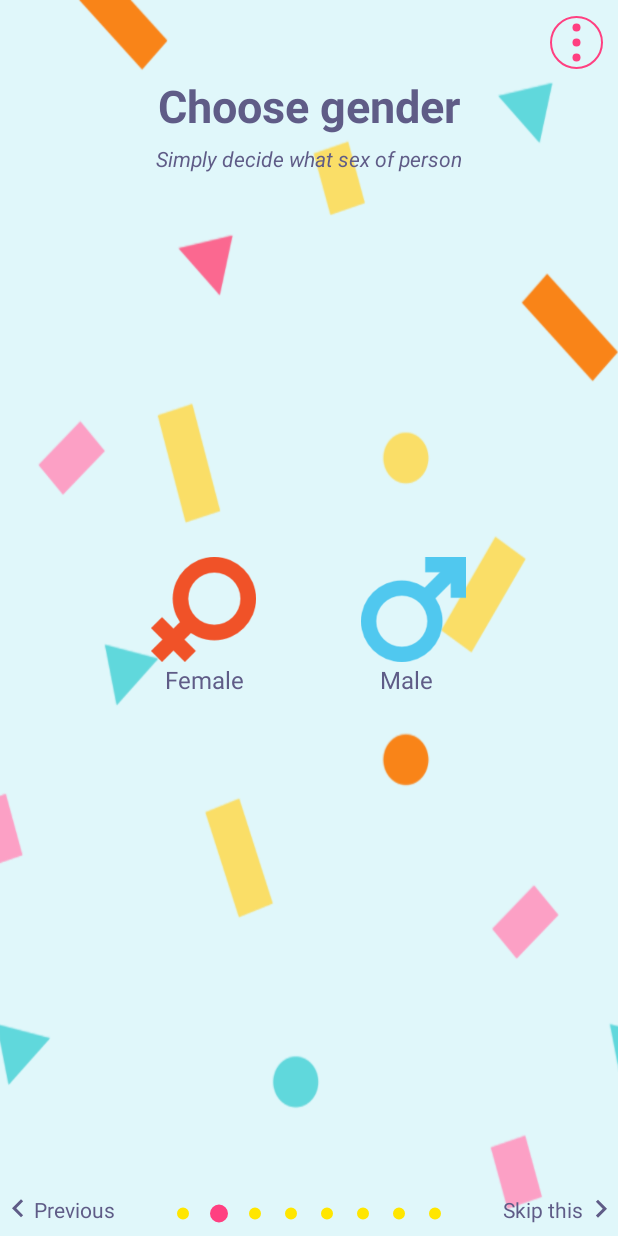
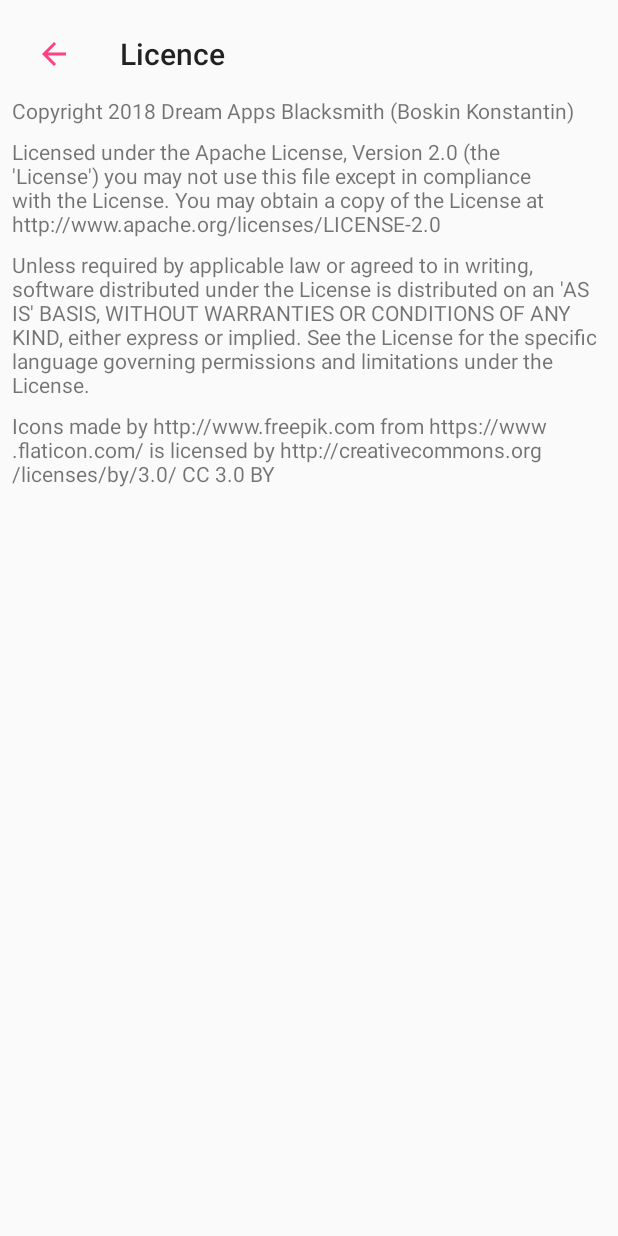
Before and after one commit to kboskin/PresentGO, an Android app: the screen it shows after launch (MainActivity before the commit, CreditsActivity after it), in the options menu, after a tap on "About application", on a phone screen of 412 x 824 dp. Run offline under Robolectric (Android 15) with nearby library versions, the light colour scheme and no system bars; our stand-ins replace AdMob, EventBus; libraries missing offline, so code that uses them is left out: uk.co.deanwild; 12 statements that could not run were skipped.

Commit message:
- Added app's credits - Added settings activity - Fixed little bug with buttons in MainActivity

```diff
--- /dev/null
+++ b/app/src/main/java/com/blacksmithdreamapps/presentgo/activities/CreditsActivity.kt
@@ -0,0 +1,42 @@
+package com.blacksmithdreamapps.presentgo.activities
+
+import android.os.Bundle
+import android.support.v7.app.AppCompatActivity
+import android.view.MenuItem
+import com.blacksmithdreamapps.presentgo.R
+import kotlinx.android.synthetic.main.activity_credits.*
+
+/**
+ * Developed and designed by Dream Apps Blacksmith
+ * Code author is Boskin Kostya
+ * On 027 27.03.2018
+ */
+class CreditsActivity : AppCompatActivity() {
+
+    override fun onCreate(savedInstanceState: Bundle?) {
+        super.onCreate(savedInstanceState)
+        setContentView(R.layout.activity_credits)
+
+        // no title
+        credits_tool_bar.title = getString(R.string.licence)
+        setSupportActionBar(credits_tool_bar)
+
+        // enable back home button
+        supportActionBar!!.setDisplayHomeAsUpEnabled(true);
+    }
+
+    override fun onOptionsItemSelected(item: MenuItem?): Boolean {
+        return when (item!!.itemId) {
+            android.R.id.home -> {
+                // close this activity and return to preview activity (if there is any)
+                finish();
+                true
+            }
+        /*R.id.help -> {
+            showHelp()
+            return true
+        }*/
+            else -> super.onOptionsItemSelected(item)
+        }
+    }
+}
--- a/app/src/main/java/com/blacksmithdreamapps/presentgo/activities/GiftActivity.kt
+++ b/app/src/main/java/com/blacksmithdreamapps/presentgo/activities/GiftActivity.kt
@@ -15,7 +15,7 @@
 import com.blacksmithdreamapps.presentgo.DataBaseHelper
 import com.blacksmithdreamapps.presentgo.R
 import com.blacksmithdreamapps.presentgo.SimpleGiftModel
-import com.blacksmithdreamapps.presentgo.settings.SettingsActivity
+import com.blacksmithdreamapps.presentgo.activities.settings.SettingsActivity
 import com.google.android.gms.ads.AdRequest
 import com.google.android.gms.ads.AdView
 import com.google.android.gms.ads.MobileAds
--- a/app/src/main/java/com/blacksmithdreamapps/presentgo/activities/MainActivity.kt
+++ b/app/src/main/java/com/blacksmithdreamapps/presentgo/activities/MainActivity.kt
@@ -15,8 +15,8 @@
 import android.widget.RelativeLayout
 import com.blacksmithdreamapps.presentgo.Constants
 import com.blacksmithdreamapps.presentgo.R
+import com.blacksmithdreamapps.presentgo.activities.settings.SettingsActivity
 import com.blacksmithdreamapps.presentgo.events.PagerPasserEvent
-import com.blacksmithdreamapps.presentgo.settings.SettingsActivity
 import com.blacksmithdreamapps.presentgo.viewpager.NonSwipableViewPager
 import com.google.android.gms.ads.*
 import com.kosboss.gogift.viewpager.PagesAdapter
@@ -134,6 +134,10 @@
                 startActivity(Intent(MainActivity@ this, SettingsActivity::class.java));
                 return true
             }
+            R.id.action_credits ->{
+                startActivity(Intent(MainActivity@ this, CreditsActivity::class.java))
+                return true
+            }
         /*R.id.help -> {
             showHelp()
             return true
@@ -166,10 +170,10 @@
 
         sequence.setConfig(config)
 
-        sequence.addSequenceItem(forwardButton,
+        sequence.addSequenceItem(previousButton,
                 getString(R.string.button_back), getString(R.string.got_it_text))
 
-        sequence.addSequenceItem(previousButton,
+        sequence.addSequenceItem(forwardButton,
                 getString(R.string.button_skip), getString(R.string.got_it_text))
 
         sequence.addSequenceItem(main_tool_bar,
--- /dev/null
+++ b/app/src/main/res/layout/activity_credits.xml
@@ -0,0 +1,44 @@
+<?xml version="1.0" encoding="utf-8"?>
+<LinearLayout xmlns:android="http://schemas.android.com/apk/res/android"
+    xmlns:tools="http://schemas.android.com/tools"
+    android:layout_width="match_parent"
+    android:layout_height="match_parent"
+    xmlns:app="http://schemas.android.com/apk/res-auto"
+    android:orientation="vertical"
+    tools:context="com.blacksmithdreamapps.presentgo.activities.CreditsActivity"
+    android:layout_margin="@dimen/eight_dp">
+
+    <android.support.v7.widget.Toolbar
+        android:id="@+id/credits_tool_bar"
+        android:layout_width="match_parent"
+        android:layout_height="?attr/actionBarSize"
+        android:background="@color/colorTransparent"
+        android:theme="@style/AppTheme"
+        app:popupTheme="@style/ThemeOverlay.AppCompat.Light" />
+
+
+    <TextView
+        android:layout_width="wrap_content"
+        android:layout_height="wrap_content"
+        android:text="Copyright 2018 Dream Apps Blacksmith (Boskin Konstantin)" />
+
+    <TextView
+        android:layout_width="wrap_content"
+        android:layout_height="wrap_content"
+        android:text="Licensed under the Apache License, Version 2.0 (the 'License') you may not use this file except in compliance with the License. You may obtain a copy of the License at http://www.apache.org/licenses/LICENSE-2.0"
+        android:layout_marginTop="@dimen/eight_dp"/>
+
+    <TextView
+        android:layout_width="wrap_content"
+        android:layout_height="wrap_content"
+        android:layout_marginTop="@dimen/eight_dp"
+        android:text="Unless required by applicable law or agreed to in writing, software distributed under the License is distributed on an 'AS IS' BASIS, WITHOUT WARRANTIES OR CONDITIONS OF ANY KIND, either express or implied. See the License for the specific language governing permissions and limitations under the License." />
+
+    <TextView
+        android:layout_width="wrap_content"
+        android:layout_height="wrap_content"
+        android:layout_marginTop="@dimen/eight_dp"
+        android:text="Icons made by http://www.freepik.com from https://www.flaticon.com/ is licensed by http://creativecommons.org/licenses/by/3.0/ CC 3.0 BY"/>
+
+
+</LinearLayout>
--- a/app/src/main/res/layout/activity_gift.xml
+++ b/app/src/main/res/layout/activity_gift.xml
@@ -4,7 +4,7 @@
     xmlns:tools="http://schemas.android.com/tools"
     android:layout_width="match_parent"
     android:layout_height="match_parent"
-    tools:context="com.kosboss.gogift.activities.GiftActivity">
+    tools:context="com.blacksmithdreamapps.presentgo.activities.GiftActivity">
 
     <android.support.v7.widget.Toolbar
         android:id="@+id/gift_tool_bar"
--- a/app/src/main/res/values/dimens.xml
+++ b/app/src/main/res/values/dimens.xml
@@ -29,4 +29,6 @@
     <dimen name="twelve_dp">12dp</dimen>
     <dimen name="two_hundred_fifty_dp">250dp</dimen>
     <dimen name="forty_dp">40dp</dimen>
+    <dimen name="activity_horizontal_margin">16dp</dimen>
+    <dimen name="activity_vertical_margin">16dp</dimen>
 </resources>
--- a/app/src/main/res/values/strings.xml
+++ b/app/src/main/res/values/strings.xml
@@ -129,8 +129,8 @@
     <string name="animation_duration">Animation_duration</string>
     <string name="skip_animation">Skip animation between swipes</string>
     <string name="animation">Animation</string>
-    <string name="aaps_settings">Application\'s settings</string>
+    <string name="apps_settings">Application\'s settings</string>
     <string name="add_event">Add event</string>
     <string name="show_gift">Show Gift</string>
-
+    <string name="licence">Licence</string>
 </resources>
--- a/app/src/main/res/xml/settings_screen.xml
+++ b/app/src/main/res/xml/settings_screen.xml
@@ -1,7 +1,8 @@
 <?xml version="1.0" encoding="utf-8"?>
-<PreferenceScreen xmlns:android="http://schemas.android.com/apk/res/android" >
+<PreferenceScreen
+    xmlns:android="http://schemas.android.com/apk/res/android">
     <PreferenceCategory
-        android:title="@string/aaps_settings" >
+        android:title="@string/apps_settings" >
         <SwitchPreference
             android:key="@string/tutorial"
             android:summary="@string/show_tutorial"
```
Also changed, not shown: app/src/main/AndroidManifest.xml (+9 -2 lines), app/src/main/java/com/blacksmithdreamapps/presentgo/activities/settings/AppCompatPreferenceActivity.kt (renamed from app/src/main/java/com/blacksmithdreamapps/presentgo/settings/AppCompatPreferenceActivity.kt, +10 -1 lines), app/src/main/java/com/blacksmithdreamapps/presentgo/activities/settings/SettingsActivity.kt (added, +63 -0 lines), app/src/main/java/com/blacksmithdreamapps/presentgo/settings/SettingsActivity.kt (deleted, +0 -19 lines), app/src/main/res/layout/settings_toolbar.xml (added, +10 -0 lines).
